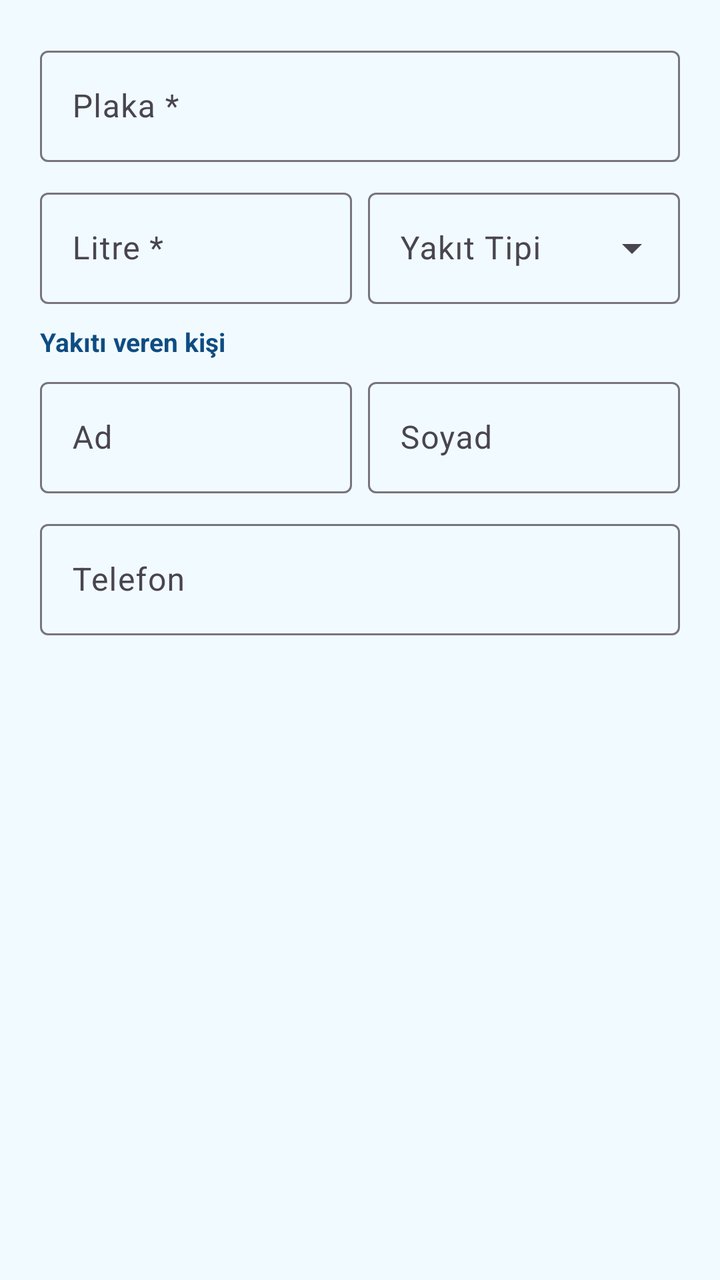
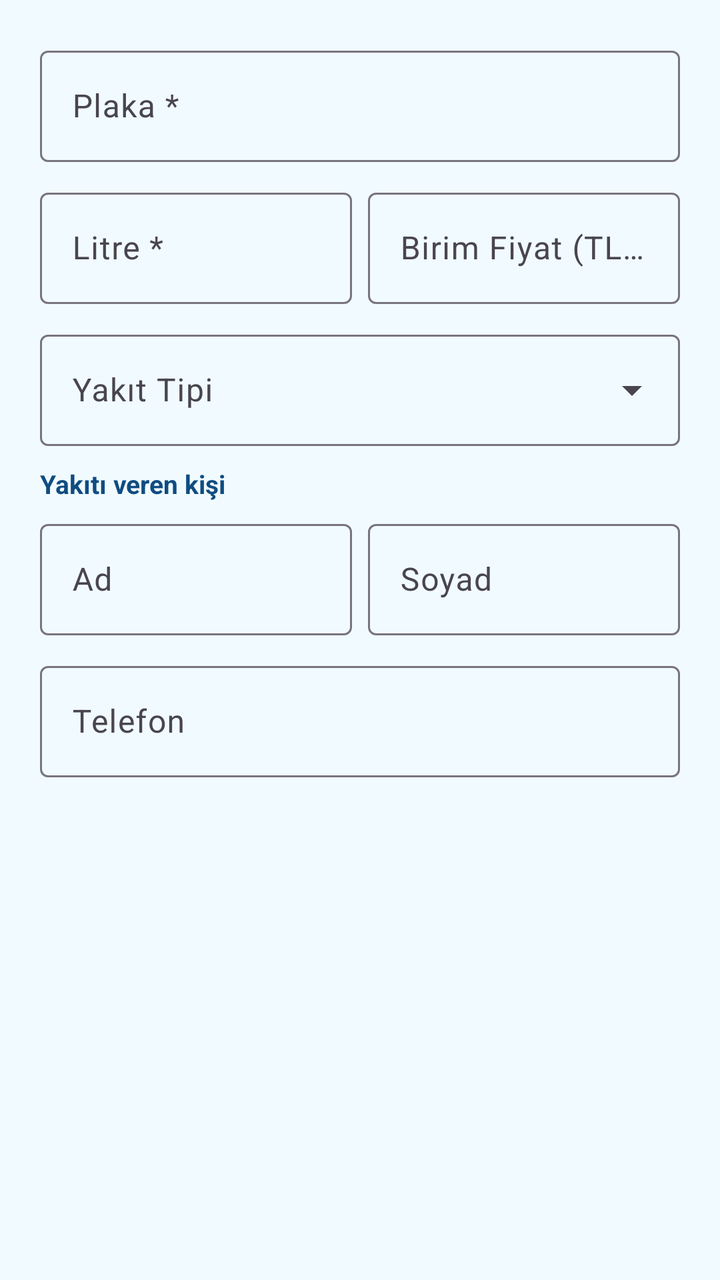

Screens rendered from an Android XML layout before and after an edit, with the pre-edit source and the edit as a unified diff.
<!-- AndroidManifest.xml: application theme Theme.StokTakip -->
<!-- res/layout/dialog_yakit_ekle.xml -->
<?xml version="1.0" encoding="utf-8"?>
<ScrollView xmlns:android="http://schemas.android.com/apk/res/android"
    xmlns:app="http://schemas.android.com/apk/res-auto"
    android:layout_width="match_parent"
    android:layout_height="wrap_content">

    <LinearLayout
        android:layout_width="match_parent"
        android:layout_height="wrap_content"
        android:orientation="vertical"
        android:padding="20dp">

        <com.google.android.material.textfield.TextInputLayout
            android:layout_width="match_parent"
            android:layout_height="wrap_content"
            android:layout_marginBottom="10dp"
            style="@style/Widget.Material3.TextInputLayout.OutlinedBox">
            <com.google.android.material.textfield.TextInputEditText
                android:id="@+id/editPlaka"
                android:layout_width="match_parent"
                android:layout_height="wrap_content"
                android:hint="Plaka *" />
        </com.google.android.material.textfield.TextInputLayout>

        <LinearLayout
            android:layout_width="match_parent"
            android:layout_height="wrap_content"
            android:orientation="horizontal">

            <com.google.android.material.textfield.TextInputLayout
                android:layout_width="0dp"
                android:layout_height="wrap_content"
                android:layout_weight="1"
                android:layout_marginEnd="8dp"
                style="@style/Widget.Material3.TextInputLayout.OutlinedBox">
                <com.google.android.material.textfield.TextInputEditText
                    android:id="@+id/editLitre"
                    android:layout_width="match_parent"
                    android:layout_height="wrap_content"
                    android:hint="Litre *"
                    android:inputType="numberDecimal" />
            </com.google.android.material.textfield.TextInputLayout>

            <com.google.android.material.textfield.TextInputLayout
                android:layout_width="0dp"
                android:layout_height="wrap_content"
                android:layout_weight="1"
                style="@style/Widget.Material3.TextInputLayout.OutlinedBox.ExposedDropdownMenu">
                <AutoCompleteTextView
                    android:id="@+id/dropdownYakitTipi"
                    android:layout_width="match_parent"
                    android:layout_height="wrap_content"
                    android:hint="Yakıt Tipi"
                    android:inputType="none" />
            </com.google.android.material.textfield.TextInputLayout>
        </LinearLayout>

        <View android:layout_width="match_parent" android:layout_height="4dp" />

        <TextView
            android:layout_width="match_parent"
            android:layout_height="wrap_content"
            android:layout_marginTop="6dp"
            android:layout_marginBottom="6dp"
            android:text="Yakıtı veren kişi"
            android:textColor="@color/mavi"
            android:textSize="13sp"
            android:textStyle="bold" />

        <LinearLayout
            android:layout_width="match_parent"
            android:layout_height="wrap_content"
            android:orientation="horizontal">

            <com.google.android.material.textfield.TextInputLayout
                android:layout_width="0dp"
                android:layout_height="wrap_content"
                android:layout_weight="1"
                android:layout_marginEnd="8dp"
                style="@style/Widget.Material3.TextInputLayout.OutlinedBox">
                <com.google.android.material.textfield.TextInputEditText
                    android:id="@+id/editAd"
                    android:layout_width="match_parent"
                    android:layout_height="wrap_content"
                    android:hint="Ad" />
            </com.google.android.material.textfield.TextInputLayout>

            <com.google.android.material.textfield.TextInputLayout
                android:layout_width="0dp"
                android:layout_height="wrap_content"
                android:layout_weight="1"
                style="@style/Widget.Material3.TextInputLayout.OutlinedBox">
                <com.google.android.material.textfield.TextInputEditText
                    android:id="@+id/editSoyad"
                    android:layout_width="match_parent"
                    android:layout_height="wrap_content"
                    android:hint="Soyad" />
            </com.google.android.material.textfield.TextInputLayout>
        </LinearLayout>

        <com.google.android.material.textfield.TextInputLayout
            android:layout_width="match_parent"
            android:layout_height="wrap_content"
            android:layout_marginTop="10dp"
            style="@style/Widget.Material3.TextInputLayout.OutlinedBox">
            <com.google.android.material.textfield.TextInputEditText
                android:id="@+id/editTelefon"
                android:layout_width="match_parent"
                android:layout_height="wrap_content"
                android:hint="Telefon"
                android:inputType="phone" />
        </com.google.android.material.textfield.TextInputLayout>

    </LinearLayout>
</ScrollView>
<!-- resources referenced by this layout -->
<resources>
  <color name="mavi">#0F4C81</color>
  <style name="Theme.StokTakip" parent="Theme.Material3.Light.NoActionBar">
          <item name="colorPrimary">@color/mavi</item>
          <item name="colorPrimaryVariant">@color/dark</item>
          <item name="colorSecondary">@color/turkuaz</item>
          <item name="colorSecondaryVariant">@color/yesil</item>
          <item name="android:statusBarColor">@color/mavi</item>
          <item name="android:windowBackground">@color/soft_bg</item>
      </style>
  <color name="dark">#0B2E3F</color>
  <color name="turkuaz">#00B4D8</color>
  <color name="yesil">#2ECC71</color>
  <color name="soft_bg">#F1FBFF</color>
</resources>

<!-- the commit's change to res/layout/dialog_yakit_ekle.xml (unified diff, before → after) -->
@@ -45,15 +45,28 @@
                 android:layout_width="0dp"
                 android:layout_height="wrap_content"
                 android:layout_weight="1"
-                style="@style/Widget.Material3.TextInputLayout.OutlinedBox.ExposedDropdownMenu">
-                <AutoCompleteTextView
-                    android:id="@+id/dropdownYakitTipi"
+                style="@style/Widget.Material3.TextInputLayout.OutlinedBox">
+                <com.google.android.material.textfield.TextInputEditText
+                    android:id="@+id/editBirimFiyat"
                     android:layout_width="match_parent"
                     android:layout_height="wrap_content"
-                    android:hint="Yakıt Tipi"
-                    android:inputType="none" />
+                    android:hint="Birim Fiyat (TL/L)"
+                    android:inputType="numberDecimal" />
             </com.google.android.material.textfield.TextInputLayout>
         </LinearLayout>
+
+        <com.google.android.material.textfield.TextInputLayout
+            android:layout_width="match_parent"
+            android:layout_height="wrap_content"
+            android:layout_marginTop="10dp"
+            style="@style/Widget.Material3.TextInputLayout.OutlinedBox.ExposedDropdownMenu">
+            <AutoCompleteTextView
+                android:id="@+id/dropdownYakitTipi"
+                android:layout_width="match_parent"
+                android:layout_height="wrap_content"
+                android:hint="Yakıt Tipi"
+                android:inputType="none" />
+        </com.google.android.material.textfield.TextInputLayout>
 
         <View android:layout_width="match_parent" android:layout_height="4dp" />
 
